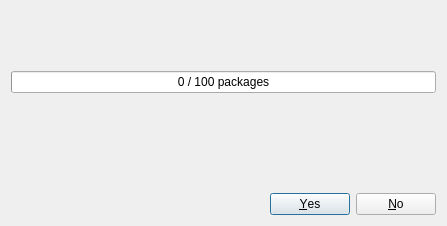
First picture: the form in Modules/PythonInstallerUI/src/QmitkPipInstallDialog.ui, repository MITK/MITK, before the edit.
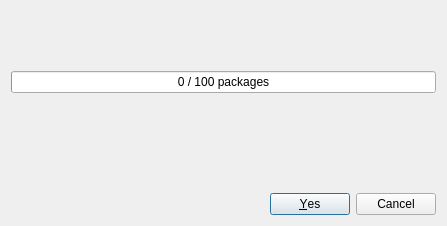
Second picture: the form after the edit.

Patch:
```diff
--- a/Modules/PythonInstallerUI/src/QmitkPipInstallDialog.ui
+++ b/Modules/PythonInstallerUI/src/QmitkPipInstallDialog.ui
@@ -98,7 +98,7 @@
       <enum>Qt::Orientation::Horizontal</enum>
      </property>
      <property name="standardButtons">
-      <set>QDialogButtonBox::StandardButton::No|QDialogButtonBox::StandardButton::Yes</set>
+      <set>QDialogButtonBox::StandardButton::Cancel|QDialogButtonBox::StandardButton::Yes</set>
      </property>
     </widget>
    </item>
```
